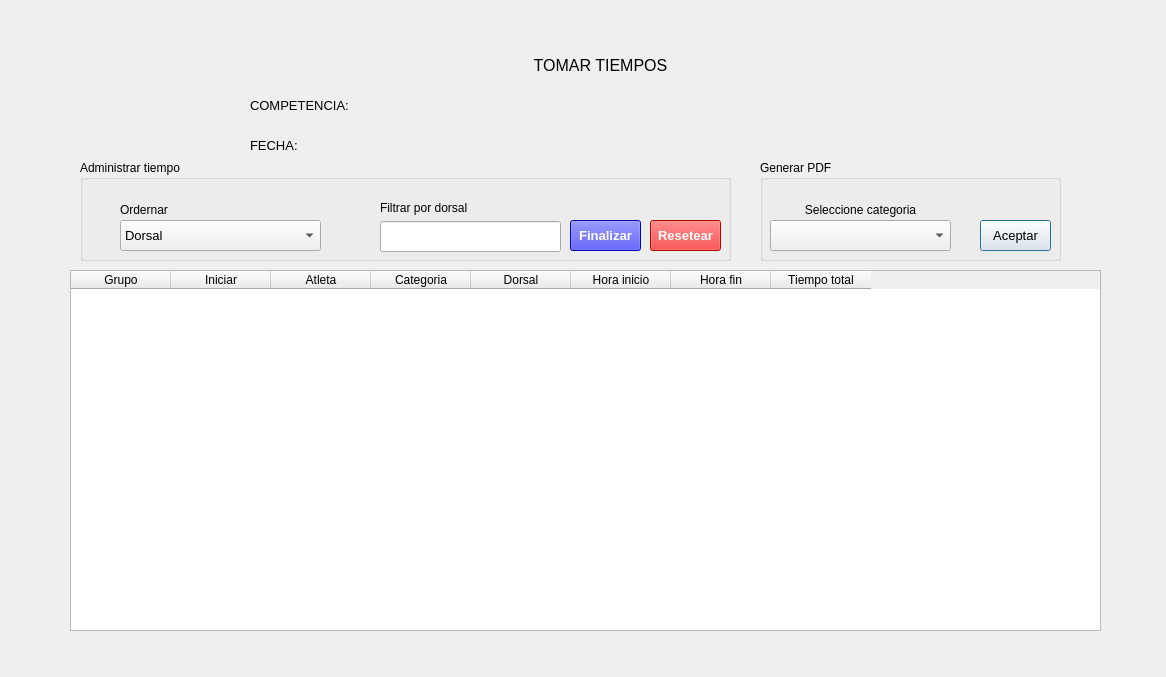
Above: qt/takeTimeView.ui from germang2/CrossfitTimer before the change. Below: the same form after it.
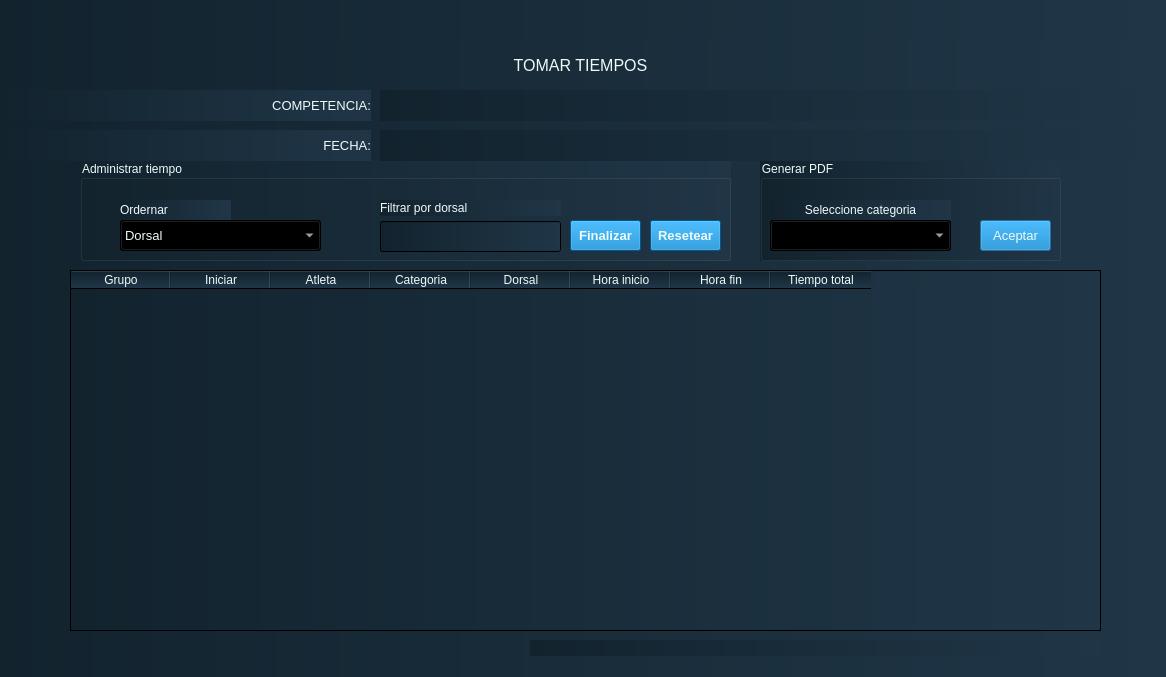
That is the form after the change.

Commit message: adding style to all windows

The edit to the form file:
```diff
--- a/qt/takeTimeView.ui
+++ b/qt/takeTimeView.ui
@@ -13,12 +13,15 @@
   <property name="windowTitle">
    <string>Dialog</string>
   </property>
+  <property name="styleSheet">
+   <string notr="true">background-color:qlineargradient(spread:pad, x1:0, y1:0, x2:1, y2:0, stop:0 #12232E, stop:1 #203647);</string>
+  </property>
   <widget class="QLabel" name="label">
    <property name="geometry">
     <rect>
-     <x>420</x>
+     <x>0</x>
      <y>40</y>
-     <width>361</width>
+     <width>1161</width>
      <height>51</height>
     </rect>
    </property>
@@ -27,6 +30,10 @@
      <pointsize>12</pointsize>
     </font>
    </property>
+   <property name="styleSheet">
+    <string notr="true">color:#EEFBFB;
+opacity:0.0;</string>
+   </property>
    <property name="text">
     <string>TOMAR TIEMPOS</string>
    </property>
@@ -37,9 +44,9 @@
   <widget class="QLabel" name="label_2">
    <property name="geometry">
     <rect>
-     <x>250</x>
+     <x>0</x>
      <y>90</y>
-     <width>141</width>
+     <width>371</width>
      <height>31</height>
     </rect>
    </property>
@@ -48,16 +55,22 @@
      <pointsize>10</pointsize>
     </font>
    </property>
+   <property name="styleSheet">
+    <string notr="true">color:#EEFBFB;</string>
+   </property>
    <property name="text">
     <string>COMPETENCIA:</string>
    </property>
+   <property name="alignment">
+    <set>Qt::AlignRight|Qt::AlignTrailing|Qt::AlignVCenter</set>
+   </property>
   </widget>
   <widget class="QLabel" name="label_3">
    <property name="geometry">
     <rect>
-     <x>250</x>
+     <x>0</x>
      <y>130</y>
-     <width>141</width>
+     <width>371</width>
      <height>31</height>
     </rect>
    </property>
@@ -66,16 +79,22 @@
      <pointsize>10</pointsize>
     </font>
    </property>
+   <property name="styleSheet">
+    <string notr="true">color:#EEFBFB;</string>
+   </property>
    <property name="text">
     <string>FECHA:</string>
    </property>
+   <property name="alignment">
+    <set>Qt::AlignRight|Qt::AlignTrailing|Qt::AlignVCenter</set>
+   </property>
   </widget>
   <widget class="QLabel" name="lb_competence_name">
    <property name="geometry">
     <rect>
      <x>380</x>
      <y>90</y>
-     <width>141</width>
+     <width>781</width>
      <height>31</height>
     </rect>
    </property>
@@ -84,6 +103,12 @@
      <pointsize>10</pointsize>
     </font>
    </property>
+   <property name="autoFillBackground">
+    <bool>false</bool>
+   </property>
+   <property name="styleSheet">
+    <string notr="true">color:#EEFBFB;</string>
+   </property>
    <property name="text">
     <string/>
    </property>
@@ -93,7 +118,7 @@
     <rect>
      <x>380</x>
      <y>130</y>
-     <width>141</width>
+     <width>781</width>
      <height>31</height>
     </rect>
    </property>
@@ -102,6 +127,9 @@
      <pointsize>10</pointsize>
     </font>
    </property>
+   <property name="styleSheet">
+    <string notr="true">color:#EEFBFB;</string>
+   </property>
    <property name="text">
     <string/>
    </property>
@@ -115,6 +143,15 @@
      <height>361</height>
     </rect>
    </property>
+   <property name="styleSheet">
+    <string notr="true">color:#EEFBFB;</string>
+   </property>
+   <property name="gridStyle">
+    <enum>Qt::CustomDashLine</enum>
+   </property>
+   <property name="sortingEnabled">
+    <bool>true</bool>
+   </property>
    <column>
     <property name="text">
      <string>Grupo</string>
@@ -185,6 +222,9 @@
      <pointsize>10</pointsize>
     </font>
    </property>
+   <property name="styleSheet">
+    <string notr="true">color:#EEFBFB;</string>
+   </property>
    <item>
     <property name="text">
      <string>Dorsal</string>
@@ -230,6 +270,9 @@
      <height>20</height>
     </rect>
    </property>
+   <property name="styleSheet">
+    <string notr="true">color:#EEFBFB;</string>
+   </property>
    <property name="text">
     <string>Ordernar</string>
    </property>
@@ -243,6 +286,9 @@
      <height>31</height>
     </rect>
    </property>
+   <property name="styleSheet">
+    <string notr="true">color:#EEFBFB;</string>
+   </property>
   </widget>
   <widget class="QLabel" name="label_8">
    <property name="geometry">
@@ -253,6 +299,9 @@
      <height>20</height>
     </rect>
    </property>
+   <property name="styleSheet">
+    <string notr="true">color:#EEFBFB;</string>
+   </property>
    <property name="text">
     <string>Seleccione categoria</string>
    </property>
@@ -274,6 +323,10 @@
      <pointsize>10</pointsize>
     </font>
    </property>
+   <property name="styleSheet">
+    <string notr="true">background-color:#007CC7;
+color:#EEFBFB;</string>
+   </property>
    <property name="text">
     <string>Aceptar</string>
    </property>
@@ -287,6 +340,9 @@
      <height>101</height>
     </rect>
    </property>
+   <property name="styleSheet">
+    <string notr="true">color:#EEFBFB;</string>
+   </property>
    <property name="title">
     <string>Generar PDF</string>
    </property>
@@ -303,6 +359,35 @@
    <property name="palette">
     <palette>
      <active>
+      <colorrole role="WindowText">
+       <brush brushstyle="SolidPattern">
+        <color alpha="255">
+         <red>238</red>
+         <green>251</green>
+         <blue>251</blue>
+        </color>
+       </brush>
+      </colorrole>
+      <colorrole role="Button">
+       <brush brushstyle="LinearGradientPattern">
+        <gradient startx="0.000000000000000" starty="0.000000000000000" endx="1.000000000000000" endy="0.000000000000000" type="LinearGradient" spread="PadSpread" coordinatemode="ObjectBoundingMode">
+         <gradientstop position="0.000000000000000">
+          <color alpha="255">
+           <red>18</red>
+           <green>35</green>
+           <blue>46</blue>
+          </color>
+         </gradientstop>
+         <gradientstop position="1.000000000000000">
+          <color alpha="255">
+           <red>32</red>
+           <green>54</green>
+           <blue>71</blue>
+          </color>
+         </gradientstop>
+        </gradient>
+       </brush>
+      </colorrole>
       <colorrole role="Light">
        <brush brushstyle="SolidPattern">
         <color alpha="255">
@@ -312,17 +397,95 @@
         </color>
        </brush>
       </colorrole>
+      <colorrole role="Text">
+       <brush brushstyle="SolidPattern">
+        <color alpha="255">
+         <red>238</red>
+         <green>251</green>
+         <blue>251</blue>
+        </color>
+       </brush>
+      </colorrole>
+      <colorrole role="ButtonText">
+       <brush brushstyle="SolidPattern">
+        <color alpha="255">
+         <red>238</red>
+         <green>251</green>
+         <blue>251</blue>
+        </color>
+       </brush>
+      </colorrole>
       <colorrole role="Base">
-       <brush brushstyle="SolidPattern">
-        <color alpha="255">
-         <red>255</red>
-         <green>255</green>
-         <blue>255</blue>
-        </color>
+       <brush brushstyle="LinearGradientPattern">
+        <gradient startx="0.000000000000000" starty="0.000000000000000" endx="1.000000000000000" endy="0.000000000000000" type="LinearGradient" spread="PadSpread" coordinatemode="ObjectBoundingMode">
+         <gradientstop position="0.000000000000000">
+          <color alpha="255">
+           <red>18</red>
+           <green>35</green>
+           <blue>46</blue>
+          </color>
+         </gradientstop>
+         <gradientstop position="1.000000000000000">
+          <color alpha="255">
+           <red>32</red>
+           <green>54</green>
+           <blue>71</blue>
+          </color>
+         </gradientstop>
+        </gradient>
+       </brush>
+      </colorrole>
+      <colorrole role="Window">
+       <brush brushstyle="LinearGradientPattern">
+        <gradient startx="0.000000000000000" starty="0.000000000000000" endx="1.000000000000000" endy="0.000000000000000" type="LinearGradient" spread="PadSpread" coordinatemode="ObjectBoundingMode">
+         <gradientstop position="0.000000000000000">
+          <color alpha="255">
+           <red>18</red>
+           <green>35</green>
+           <blue>46</blue>
+          </color>
+         </gradientstop>
+         <gradientstop position="1.000000000000000">
+          <color alpha="255">
+           <red>32</red>
+           <green>54</green>
+           <blue>71</blue>
+          </color>
+         </gradientstop>
+        </gradient>
        </brush>
       </colorrole>
      </active>
      <inactive>
+      <colorrole role="WindowText">
+       <brush brushstyle="SolidPattern">
+        <color alpha="255">
+         <red>238</red>
+         <green>251</green>
+         <blue>251</blue>
+        </color>
+       </brush>
+      </colorrole>
+      <colorrole role="Button">
+       <brush brushstyle="LinearGradientPattern">
+        <gradient startx="0.000000000000000" starty="0.000000000000000" endx="1.000000000000000" endy="0.000000000000000" type="LinearGradient" spread="PadSpread" coordinatemode="ObjectBoundingMode">
+         <gradientstop position="0.000000000000000">
+          <color alpha="255">
+           <red>18</red>
+           <green>35</green>
+           <blue>46</blue>
+          </color>
+         </gradientstop>
+         <gradientstop position="1.000000000000000">
+          <color alpha="255">
+           <red>32</red>
+           <green>54</green>
+           <blue>71</blue>
+          </color>
+         </gradientstop>
+        </gradient>
+       </brush>
+      </colorrole>
       <colorrole role="Light">
        <brush brushstyle="SolidPattern">
         <color alpha="255">
@@ -332,17 +495,95 @@
         </color>
        </brush>
       </colorrole>
+      <colorrole role="Text">
+       <brush brushstyle="SolidPattern">
+        <color alpha="255">
+         <red>238</red>
+         <green>251</green>
+         <blue>251</blue>
+        </color>
+       </brush>
+      </colorrole>
+      <colorrole role="ButtonText">
+       <brush brushstyle="SolidPattern">
+        <color alpha="255">
+         <red>238</red>
+         <green>251</green>
+         <blue>251</blue>
+        </color>
+       </brush>
+      </colorrole>
       <colorrole role="Base">
-       <brush brushstyle="SolidPattern">
-        <color alpha="255">
-         <red>255</red>
-         <green>255</green>
-         <blue>255</blue>
-        </color>
+       <brush brushstyle="LinearGradientPattern">
+        <gradient startx="0.000000000000000" starty="0.000000000000000" endx="1.000000000000000" endy="0.000000000000000" type="LinearGradient" spread="PadSpread" coordinatemode="ObjectBoundingMode">
+         <gradientstop position="0.000000000000000">
+          <color alpha="255">
+           <red>18</red>
+           <green>35</green>
+           <blue>46</blue>
+          </color>
+         </gradientstop>
+         <gradientstop position="1.000000000000000">
+          <color alpha="255">
+           <red>32</red>
+           <green>54</green>
+           <blue>71</blue>
+          </color>
+         </gradientstop>
+        </gradient>
+       </brush>
+      </colorrole>
+      <colorrole role="Window">
+       <brush brushstyle="LinearGradientPattern">
+        <gradient startx="0.000000000000000" starty="0.000000000000000" endx="1.000000000000000" endy="0.000000000000000" type="LinearGradient" spread="PadSpread" coordinatemode="ObjectBoundingMode">
+         <gradientstop position="0.000000000000000">
+          <color alpha="255">
+           <red>18</red>
+           <green>35</green>
+           <blue>46</blue>
+          </color>
+         </gradientstop>
+         <gradientstop position="1.000000000000000">
+          <color alpha="255">
+           <red>32</red>
+           <green>54</green>
+           <blue>71</blue>
+          </color>
+         </gradientstop>
+        </gradient>
        </brush>
       </colorrole>
      </inactive>
      <disabled>
+      <colorrole role="WindowText">
+       <brush brushstyle="SolidPattern">
+        <color alpha="255">
+         <red>238</red>
+         <green>251</green>
+         <blue>251</blue>
+        </color>
+       </brush>
+      </colorrole>
+      <colorrole role="Button">
+       <brush brushstyle="LinearGradientPattern">
+        <gradient startx="0.000000000000000" starty="0.000000000000000" endx="1.000000000000000" endy="0.000000000000000" type="LinearGradient" spread="PadSpread" coordinatemode="ObjectBoundingMode">
+         <gradientstop position="0.000000000000000">
+          <color alpha="255">
+           <red>18</red>
+           <green>35</green>
+           <blue>46</blue>
+          </color>
+         </gradientstop>
+         <gradientstop position="1.000000000000000">
+          <color alpha="255">
+           <red>32</red>
+           <green>54</green>
+           <blue>71</blue>
+          </color>
+         </gradientstop>
+        </gradient>
+       </brush>
+      </colorrole>
       <colorrole role="Light">
        <brush brushstyle="SolidPattern">
         <color alpha="255">
@@ -352,18 +593,70 @@
         </color>
        </brush>
       </colorrole>
+      <colorrole role="Text">
+       <brush brushstyle="SolidPattern">
+        <color alpha="255">
+         <red>238</red>
+         <green>251</green>
+         <blue>251</blue>
+        </color>
+       </brush>
+      </colorrole>
+      <colorrole role="ButtonText">
+       <brush brushstyle="SolidPattern">
+        <color alpha="255">
+         <red>238</red>
+         <green>251</green>
+         <blue>251</blue>
+        </color>
+       </brush>
+      </colorrole>
       <colorrole role="Base">
-       <brush brushstyle="SolidPattern">
-        <color alpha="255">
-         <red>240</red>
-         <green>240</green>
-         <blue>240</blue>
-        </color>
+       <brush brushstyle="LinearGradientPattern">
+        <gradient startx="0.000000000000000" starty="0.000000000000000" endx="1.000000000000000" endy="0.000000000000000" type="LinearGradient" spread="PadSpread" coordinatemode="ObjectBoundingMode">
+         <gradientstop position="0.000000000000000">
+          <color alpha="255">
+           <red>18</red>
+           <green>35</green>
+           <blue>46</blue>
+          </color>
+         </gradientstop>
+         <gradientstop position="1.000000000000000">
+          <color alpha="255">
+           <red>32</red>
+           <green>54</green>
+           <blue>71</blue>
+          </color>
+         </gradientstop>
+        </gradient>
+       </brush>
+      </colorrole>
+      <colorrole role="Window">
+       <brush brushstyle="LinearGradientPattern">
+        <gradient startx="0.000000000000000" starty="0.000000000000000" endx="1.000000000000000" endy="0.000000000000000" type="LinearGradient" spread="PadSpread" coordinatemode="ObjectBoundingMode">
+         <gradientstop position="0.000000000000000">
+          <color alpha="255">
+           <red>18</red>
+           <green>35</green>
+           <blue>46</blue>
+          </color>
+         </gradientstop>
+         <gradientstop position="1.000000000000000">
+          <color alpha="255">
+           <red>32</red>
+           <green>54</green>
+           <blue>71</blue>
+          </color>
+         </gradientstop>
+        </gradient>
        </brush>
       </colorrole>
      </disabled>
     </palette>
    </property>
+   <property name="styleSheet">
+    <string notr="true">color:#EEFBFB;</string>
+   </property>
    <property name="title">
     <string>Administrar tiempo</string>
    </property>
@@ -384,7 +677,8 @@
      </font>
     </property>
     <property name="styleSheet">
-     <string notr="true">background-color:blue; color:white;</string>
+     <string notr="true">background-color:#007CC7;
+color:#EEFBFB;</string>
     </property>
     <property name="text">
      <string>Finalizar</string>
@@ -430,7 +724,8 @@
      </font>
     </property>
     <property name="styleSheet">
-     <string notr="true">background-color:red; color:white;</string>
+     <string notr="true">background-color:#007CC7;
+color:#EEFBFB;</string>
     </property>
     <property name="text">
      <string>Resetear</string>
```
The commit also changes 18 other files.
